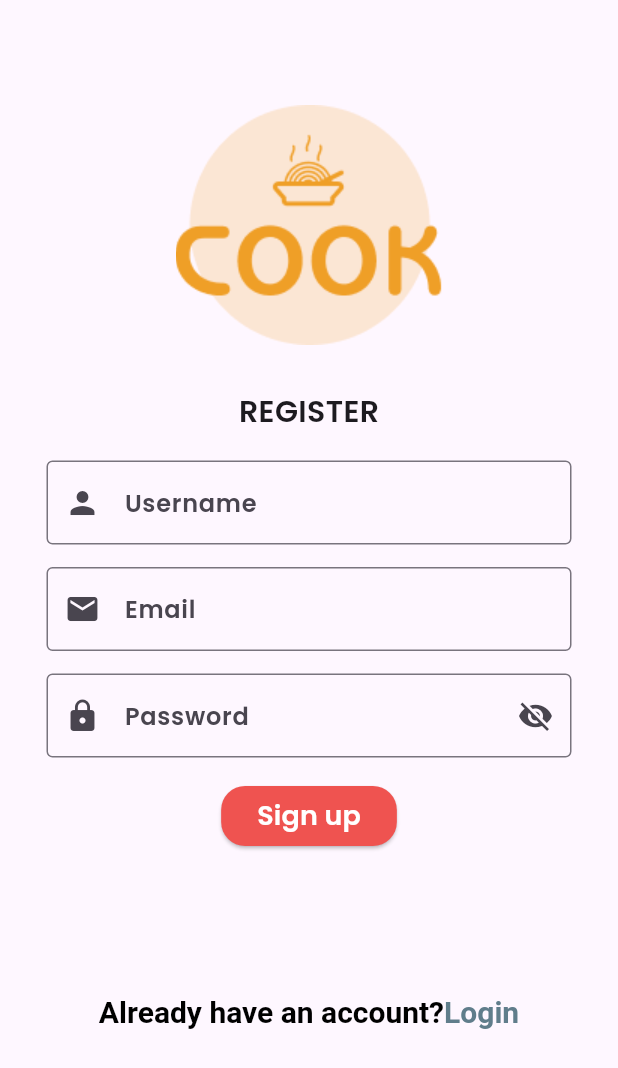
After one commit to AnishBaniya1/Flutter-Project, a Flutter app: the SignupPage screen opened directly, on a phone screen of 412 x 824 dp. The commit adds this screen. Shown: the top 1068 px of the screen. Run offline on Flutter 3.47's test engine with Material 3 defaults, Android fonts, the phone set to English and light mode, and no system bars; our stand-ins replace firebase_auth, firebase_core, flutter_dotenv, smooth_page_indicator; accounts and stored records are empty; network calls fail.

Commit message:
feat: firebase added

```diff
--- a/food_app/lib/src/core/resources/resource.dart
+++ b/food_app/lib/src/core/resources/resource.dart
@@ -3,6 +3,7 @@ class AppImage {
   static const screen1 = '$_path/screen1.png';
   static const screen2 = '$_path/screen2.png';
   static const screen3 = '$_path/screen3.png';
+  static const logo = '$_path/logo.png';
 }
 
 class AppFont {
--- a/food_app/lib/src/core/routes/app_router.dart
+++ b/food_app/lib/src/core/routes/app_router.dart
@@ -1,5 +1,6 @@
 import 'package:flutter/material.dart';
-import 'package:food_app/src/features/login/presentation/login_page.dart';
+import 'package:food_app/src/features/auth/presentation/pages/login_page.dart';
+
 import 'package:food_app/src/features/splash/presentation/splash_page.dart';
 
 class AppRouter {
--- /dev/null
+++ b/food_app/lib/src/core/services/firebase_service.dart
@@ -0,0 +1,42 @@
+import 'package:firebase_auth/firebase_auth.dart';
+
+class FirebaseService {
+  createUserWithEmailAndPassword({
+    required String emailAddress,
+    required String password,
+  }) async {
+    try {
+      final credential = await FirebaseAuth.instance
+          .createUserWithEmailAndPassword(
+            email: emailAddress,
+            password: password,
+          );
+    } on FirebaseAuthException catch (e) {
+      if (e.code == 'weak-password') {
+        print('The password provided is too weak.');
+      } else if (e.code == 'email-already-in-use') {
+        print('The account already exists for that email.');
+      }
+    } catch (e) {
+      print(e);
+    }
+  }
+
+  signInWithEmailAndPassword({
+    required String emailAddress,
+    required String password,
+  }) async {
+    try {
+      final credential = await FirebaseAuth.instance.signInWithEmailAndPassword(
+        email: emailAddress,
+        password: password,
+      );
+    } on FirebaseAuthException catch (e) {
+      if (e.code == 'user-not-found') {
+        print('No user found for that email.');
+      } else if (e.code == 'wrong-password') {
+        print('Wrong password provided for that user.');
+      }
+    }
+  }
+}
--- /dev/null
+++ b/food_app/lib/src/features/auth/presentation/pages/signup_page.dart
@@ -0,0 +1,194 @@
+import 'package:flutter/gestures.dart';
+import 'package:flutter/material.dart';
+import 'package:food_app/src/core/components/app_text_style.dart';
+import 'package:food_app/src/core/resources/resource.dart';
+import 'package:food_app/src/core/services/firebase_service.dart';
+import 'package:food_app/src/features/auth/presentation/pages/login_page.dart';
+import 'package:food_app/src/features/home/presentation/home_page.dart';
+
+class SignupPage extends StatefulWidget {
+  const SignupPage({super.key});
+
+  @override
+  State<SignupPage> createState() => _SignupPageState();
+}
+
+class _SignupPageState extends State<SignupPage> {
+  //are used to manage the text input for username, email, and password fields.
+  late final TextEditingController _usernameController;
+  late final TextEditingController _useremailController;
+  late final TextEditingController _userpassController;
+  // helps track the state of the form (e.g., validation).
+  final GlobalKey<FormState> _formkey = GlobalKey<FormState>();
+  bool _isPassHidden = true;
+  final FirebaseService _firebaseService = FirebaseService();
+
+  @override
+  void initState() {
+    _usernameController = TextEditingController();
+    _useremailController = TextEditingController();
+    _userpassController = TextEditingController();
+    super.initState();
+  }
+
+  @override
+  void dispose() {
+    _usernameController.dispose();
+    _useremailController.dispose();
+    _userpassController.dispose();
+    super.dispose();
+  }
+
+  @override
+  Widget build(BuildContext context) {
+    return Scaffold(
+      body: SingleChildScrollView(
+        child: Center(
+          child: Form(
+            key: _formkey,
+            child: Column(
+              mainAxisAlignment: MainAxisAlignment.center,
+              children: [
+                const SizedBox(height: 70),
+                Image.asset(AppImage.logo),
+                SizedBox(height: 30),
+                const Text(
+                  'REGISTER',
+                  style: TextStyle(fontSize: 20, fontWeight: FontWeight.bold),
+                ),
+                const SizedBox(height: 18),
+
+                SizedBox(
+                  width: 350,
+                  child: TextField(
+                    controller: _usernameController,
+                    decoration: const InputDecoration(
+                      border: OutlineInputBorder(),
+                      labelText: 'Username',
+                      hintText: 'Enter Your Username',
+                      prefixIcon: Icon(Icons.person),
+                    ),
+                  ),
+                ),
+                const SizedBox(height: 15),
+                SizedBox(
+                  width: 350,
+                  child: TextFormField(
+                    validator: (value) {
+                      if (value == null || value.isEmpty) {
+                        return 'Please Enter a Email Address';
+                      } else if (!RegExp(
+                        r'^[\w-]+(\.[\w-]+)*@[\w-]+(\.[\w-]+)+$',
+                      ).hasMatch(value)) {
+                        return 'Please Enter a Valid Email Address';
+                      } else {
+                        return null;
+                      }
+                    },
+                    controller: _useremailController,
+                    decoration: const InputDecoration(
+                      border: OutlineInputBorder(),
+                      labelText: 'Email',
+                      hintText: 'Enter Your Email',
+                      prefixIcon: Icon(Icons.email),
+                    ),
+                  ),
+                ),
+                const SizedBox(height: 15),
+                SizedBox(
+                  width: 350,
+                  child: TextFormField(
+                    validator: (value) {
+                      if (value == null || value.isEmpty) {
+                        return 'Please Enter Password';
+                      } else {
+                        return null;
+                      }
+                    },
+                    controller: _userpassController,
+                    obscureText: _isPassHidden,
+                    decoration: InputDecoration(
+                      border: const OutlineInputBorder(),
+                      labelText: 'Password',
+                      hintText: 'Enter Your Password',
+                      prefixIcon: const Icon(Icons.lock),
+                      suffixIcon: IconButton(
+                        icon: Icon(
+                          _isPassHidden
+                              ? Icons.visibility_off
+                              : Icons.visibility,
+                        ),
+                        onPressed: () {
+                          setState(() {
+                            _isPassHidden = !_isPassHidden;
+                          });
+                        },
+                      ),
+                    ),
+                  ),
+                ),
+
+                const SizedBox(height: 15),
+                ElevatedButton(
+                  style: ElevatedButton.styleFrom(
+                    backgroundColor: Colors.red.shade400,
+                    foregroundColor: Colors.white,
+                    shape: const RoundedRectangleBorder(
+                      borderRadius: BorderRadius.all(Radius.circular(16)),
+                    ),
+                  ),
+                  onPressed: () async {
+                    try {
+                      await _firebaseService.createUserWithEmailAndPassword(
+                        emailAddress: _useremailController.text,
+                        password: _userpassController.text,
+                      );
+                      ScaffoldMessenger.of(context).showSnackBar(
+                        SnackBar(content: Text('User registered Succesfully')),
+                      );
+                      Navigator.of(context).push(
+                        MaterialPageRoute(builder: (context) => HomePage()),
+                      );
+                    } catch (e) {
+                      ScaffoldMessenger.of(context).showSnackBar(
+                        SnackBar(content: Text('Registration failed')),
+                      );
+                    }
+                  },
+                  child: const Text('Sign up', style: TextStyle(fontSize: 18)),
+                ),
+
+                const SizedBox(height: 95),
+
+                RichText(
+                  text: TextSpan(
+                    text: 'Already have an account?',
+                    style: AppTextStyle.name(),
+                    children: [
+                      TextSpan(
+                        text: 'Login',
+                        style: const TextStyle(
+                          fontSize: 20,
+                          color: Colors.blueGrey,
+                        ),
+                        recognizer:
+                            TapGestureRecognizer()
+                              ..onTap = () {
+                                Navigator.of(context).push(
+                                  MaterialPageRoute(
+                                    builder: (context) => const LoginPage(),
+                                  ),
+                                );
+                              },
+                      ),
+                    ],
+                  ),
+                ),
+              ],
+            ),
+          ),
+        ),
+      ),
+    );
+  }
+}
--- a/food_app/pubspec.yaml
+++ b/food_app/pubspec.yaml
@@ -35,6 +35,9 @@ dependencies:
   # Use with the CupertinoIcons class for iOS style icons.
   cupertino_icons: ^1.0.8
   smooth_page_indicator: ^1.2.1
+  firebase_core: ^3.13.0
+  flutter_dotenv: ^5.2.1
+  firebase_auth: ^5.5.2
 
 dev_dependencies:
   flutter_test:
@@ -60,7 +63,7 @@ flutter:
   # To add assets to your application, add an assets section, like this:
   assets:
     - assets/images/
-  #   - images/a_dot_ham.jpeg
+    - .env
 
   # An image asset can refer to one or more resolution-specific "variants", see
   # https://flutter.dev/to/resolution-aware-images
```
Also changed, not shown: food_app/lib/main.dart (+6 -1 lines), food_app/lib/src/features/auth/presentation/pages/login_page.dart (added, +175 -0 lines), food_app/lib/src/features/home/presentation/home_page.dart (added, +10 -0 lines), food_app/lib/src/features/login/presentation/login_page.dart (deleted, +0 -15 lines), food_app/lib/src/features/splash/presentation/splash_page.dart (+5 -2 lines), food_app/assets/images/logo.png, food_app/firebase.json (added), food_app/lib/firebase_options.dart (added), food_app/pubspec.lock, 7 other files.
